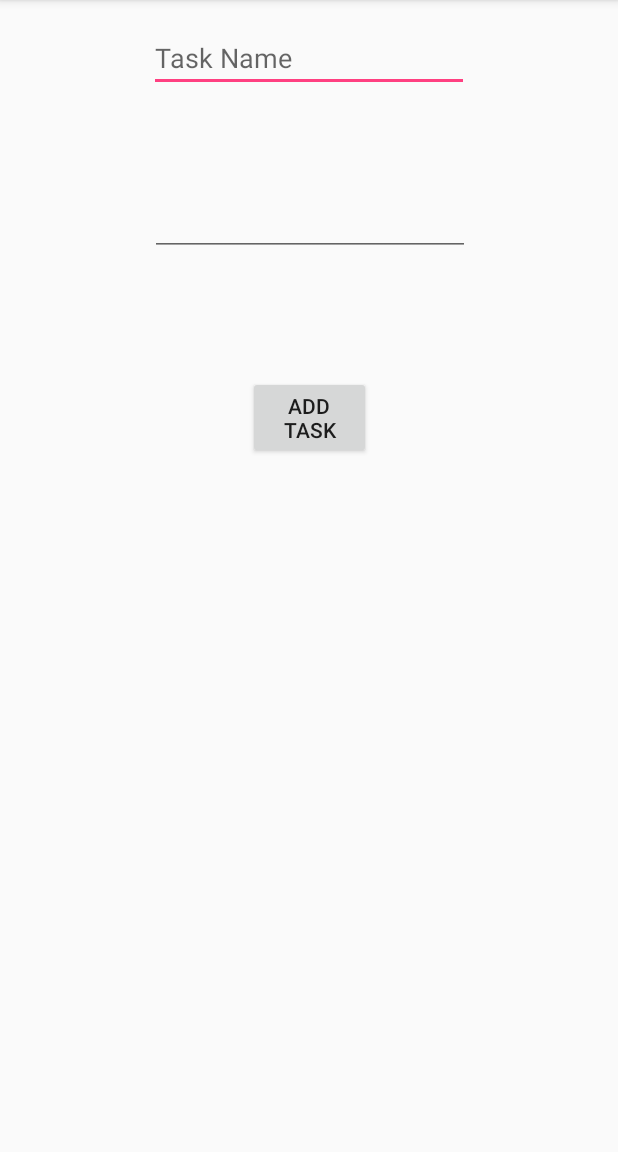
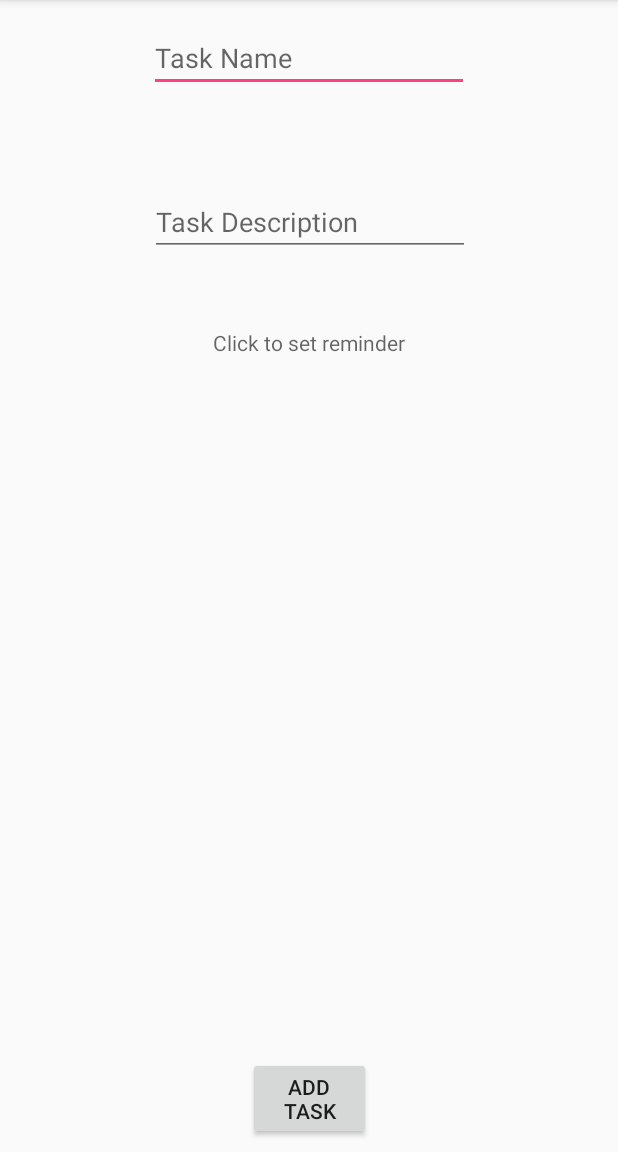
Before and after one commit to AFed29/android-todo-list, an Android app: the AddTaskActivity screen opened directly, with no data from a screen before it, on a phone screen of 412 x 824 dp, the part 84-1236 px from its top. Run offline under Robolectric (Android 15) with nearby library versions, the phone set to English and light mode, and no system bars.

Commit message:
Added ability to save date in a task

```diff
--- a/app/src/main/java/com/example/alex/todolist/Activities/AddTaskActivity.java
+++ b/app/src/main/java/com/example/alex/todolist/Activities/AddTaskActivity.java
@@ -1,19 +1,41 @@
 package com.example.alex.todolist.Activities;
 
+import android.annotation.SuppressLint;
+import android.app.DatePickerDialog;
+import android.app.Dialog;
+import android.app.DialogFragment;
+import android.app.TimePickerDialog;
+import android.content.DialogInterface;
 import android.support.v7.app.AppCompatActivity;
 import android.os.Bundle;
 import android.view.View;
+import android.widget.DatePicker;
 import android.widget.EditText;
+import android.widget.TextView;
+import android.widget.TimePicker;
 import android.widget.Toast;
 
+import com.example.alex.todolist.Fragments.DatePickerFragment;
+import com.example.alex.todolist.Fragments.TimePickerFragment;
 import com.example.alex.todolist.R;
 import com.example.alex.todolist.Models.Task;
 import com.example.alex.todolist.Database.TaskDbHelper;
 
-public class AddTaskActivity extends AppCompatActivity {
+import java.text.SimpleDateFormat;
+import java.util.Calendar;
+import java.util.GregorianCalendar;
+
+public class AddTaskActivity extends AppCompatActivity implements DatePickerDialog.OnDateSetListener, TimePickerDialog.OnTimeSetListener {
     EditText task_name;
     EditText description;
+    TextView date;
+    Calendar reminderDateTime;
+    Calendar temporaryCalendar;
+    SimpleDateFormat simpleDateFormat;
+    DialogFragment datePicker;
+    DialogFragment timePicker;
 
+    @SuppressLint("SimpleDateFormat")
     @Override
     protected void onCreate(Bundle savedInstanceState) {
         super.onCreate(savedInstanceState);
@@ -21,15 +43,44 @@ public class AddTaskActivity extends AppCompatActivity {
 
         task_name = findViewById(R.id.task_name_input);
         description = findViewById(R.id.task_description_input);
+        date = findViewById(R.id.date_add);
+
+        reminderDateTime = null;
+        simpleDateFormat = new SimpleDateFormat("HH:mm, dd/MM/yyyy");
     }
 
-    public void onAddTaskButtonClick(View view) {
+    public void onDateClicked(View view) {
+        datePicker = new DatePickerFragment(this);
+        datePicker.show(this.getFragmentManager(), "datePicker");
+    }
+
+    @Override
+    public void onDateSet(DatePicker view, int year, int month, int day) {
+        temporaryCalendar = Calendar.getInstance();
+        temporaryCalendar.clear();
+        temporaryCalendar.set(Calendar.YEAR, year);
+        temporaryCalendar.set(Calendar.MONTH, month);
+        temporaryCalendar.set(Calendar.DAY_OF_MONTH, day);
+        timePicker = new TimePickerFragment(this);
+        timePicker.show(this.getFragmentManager(), "timePicker");
+    }
+
+    @Override
+    public void onTimeSet(TimePicker view, int hourOfDay, int minute) {
+        reminderDateTime = temporaryCalendar;
+        reminderDateTime.set(Calendar.HOUR_OF_DAY, hourOfDay);
+        reminderDateTime.set(Calendar.MINUTE, minute);
+        date.setText(simpleDateFormat.format(reminderDateTime.getTime()));
+    }
+
+    public void onAddTaskButtonClicked(View view) {
         String task_name_to_save = task_name.getText().toString();
         if (task_name_to_save.trim().equals("") || task_name_to_save.isEmpty()) {
             Toast.makeText(this, "Please Enter a task name", Toast.LENGTH_LONG).show();
         } else {
             String description_to_save = description.getText().toString();
-            Task task = new Task(task_name_to_save, description_to_save);
+
+            Task task = new Task(task_name_to_save, description_to_save, reminderDateTime);
 
             TaskDbHelper taskDbHelper = new TaskDbHelper(this);
             taskDbHelper.save(task);
--- a/app/src/main/java/com/example/alex/todolist/Database/DBHelper.java
+++ b/app/src/main/java/com/example/alex/todolist/Database/DBHelper.java
@@ -9,7 +9,7 @@ import android.database.sqlite.SQLiteOpenHelper;
  */
 
 public class DBHelper extends SQLiteOpenHelper {
-    public static final int DATABASE_VERSION = 3;
+    public static final int DATABASE_VERSION = 4;
     public static final String DATABASE_NAME = "ToDoList.db";
 
 
--- a/app/src/main/java/com/example/alex/todolist/Database/TaskContract.java
+++ b/app/src/main/java/com/example/alex/todolist/Database/TaskContract.java
@@ -14,6 +14,7 @@ public final class TaskContract implements BaseColumns  {
     static final String COLUMN_NAME_DESCRIPTION = "description";
     static final String COLUMN_NAME_COMPLETED = "completed";
     static final String COLUMN_NAME_PINNED = "pinned";
+    static final String COLUMN_NAME_REMINDER_DATE_TIME = "reminder_date_time";
 
     static final String SQL_CREATE_ENTRIES =
             "CREATE TABLE " + TaskContract.TABLE_NAME + " (" +
@@ -21,7 +22,8 @@ public final class TaskContract implements BaseColumns  {
                     TaskContract.COLUMN_NAME_TASKNAME + " TEXT NOT NULL," +
                     TaskContract.COLUMN_NAME_DESCRIPTION + " TEXT," +
                     TaskContract.COLUMN_NAME_COMPLETED + " INTEGER," +
-                    TaskContract.COLUMN_NAME_PINNED + " INTEGER)";
+                    TaskContract.COLUMN_NAME_PINNED + " INTEGER," +
+                    TaskContract.COLUMN_NAME_REMINDER_DATE_TIME + " INTEGER)";
 
 
     static final String SQL_DELETE_ENTRIES =
--- a/app/src/main/res/layout/activity_add_task.xml
+++ b/app/src/main/res/layout/activity_add_task.xml
@@ -4,6 +4,7 @@
     xmlns:tools="http://schemas.android.com/tools"
     android:layout_width="match_parent"
     android:layout_height="match_parent"
+    android:onClick="onDateClicked"
     tools:context="com.example.alex.todolist.Activities.AddTaskActivity">
 
     <EditText
@@ -28,6 +29,7 @@
         android:layout_marginStart="8dp"
         android:layout_marginTop="64dp"
         android:ems="10"
+        android:hint="@string/description_hint_text"
         android:inputType="textMultiLine|textCapSentences"
         app:layout_constraintEnd_toEndOf="parent"
         app:layout_constraintHorizontal_bias="0.503"
@@ -38,11 +40,23 @@
         android:id="@+id/save_task"
         android:layout_width="82dp"
         android:layout_height="wrap_content"
+        android:layout_marginBottom="8dp"
         android:layout_marginEnd="8dp"
         android:layout_marginStart="8dp"
-        android:layout_marginTop="80dp"
-        android:onClick="onAddTaskButtonClick"
+        android:onClick="onAddTaskButtonClicked"
         android:text="@string/save_task_button_text"
+        app:layout_constraintBottom_toBottomOf="parent"
+        app:layout_constraintEnd_toEndOf="parent"
+        app:layout_constraintStart_toStartOf="parent" />
+
+    <TextView
+        android:id="@+id/date_add"
+        android:layout_width="wrap_content"
+        android:layout_height="wrap_content"
+        android:layout_marginEnd="8dp"
+        android:layout_marginStart="8dp"
+        android:layout_marginTop="48dp"
+        android:hint="Click to set reminder"
         app:layout_constraintEnd_toEndOf="parent"
         app:layout_constraintStart_toStartOf="parent"
         app:layout_constraintTop_toBottomOf="@+id/task_description_input" />
--- a/app/src/main/res/values/strings.xml
+++ b/app/src/main/res/values/strings.xml
@@ -5,4 +5,5 @@
     <string name="task_name_text">Task Name</string>
     <string name="edit_switch_text">Edit?</string>
     <string name="update_task_button_text">Update Task</string>
+    <string name="description_hint_text">Task Description</string>
 </resources>
```
Also changed, not shown: app/src/main/java/com/example/alex/todolist/Activities/TaskInfoActivity.java (+21 -2 lines), app/src/main/java/com/example/alex/todolist/Database/TaskDbHelper.java (+12 -1 lines), app/src/main/java/com/example/alex/todolist/Fragments/DatePickerFragment.java (added, +37 -0 lines), app/src/main/java/com/example/alex/todolist/Fragments/TimePickerFragment.java (added, +36 -0 lines), app/src/main/java/com/example/alex/todolist/Models/Task.java (+18 -2 lines), app/src/main/res/layout/activity_task_info.xml (+12 -0 lines).
